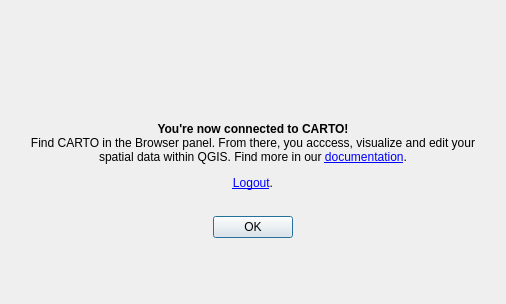
This is carto/gui/authorizationsuccessdialog.ui in anamanvil/carto-qgis-plugin as Qt 5 draws it before an edit. The edited form follows.
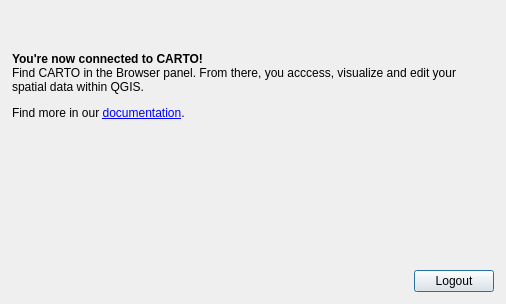
This is the edited form.

What changed in the file:
```diff
--- a/carto/gui/authorizationsuccessdialog.ui
+++ b/carto/gui/authorizationsuccessdialog.ui
@@ -13,7 +13,7 @@
   <property name="windowTitle">
    <string>Authorize CARTO</string>
   </property>
-  <layout class="QGridLayout" name="gridLayout">
+  <layout class="QVBoxLayout" name="verticalLayout">
    <property name="leftMargin">
     <number>0</number>
    </property>
@@ -24,82 +24,81 @@
     <number>0</number>
    </property>
    <property name="bottomMargin">
-    <number>0</number>
-   </property>
-   <item row="2" column="0">
-    <layout class="QVBoxLayout" name="verticalLayout" stretch="0,0,0,0,0,0">
-     <property name="leftMargin">
       <number>12</number>
      </property>
-     <property name="topMargin">
-      <number>12</number>
+   <item>
+    <widget class="QLabel" name="labelLogo">
+     <property name="text">
+      <string/>
      </property>
-     <property name="rightMargin">
-      <number>12</number>
-     </property>
-     <property name="bottomMargin">
-      <number>12</number>
-     </property>
+    </widget>
+   </item>
      <item>
       <spacer name="verticalSpacer_3">
        <property name="orientation">
         <enum>Qt::Vertical</enum>
        </property>
+     <property name="sizeType">
+      <enum>QSizePolicy::Fixed</enum>
+     </property>
        <property name="sizeHint" stdset="0">
         <size>
-         <width>20</width>
-         <height>40</height>
+       <width>479</width>
+       <height>20</height>
         </size>
        </property>
       </spacer>
      </item>
      <item>
-      <widget class="QWidget" name="widgetLogo" native="true">
-       <property name="sizePolicy">
-        <sizepolicy hsizetype="Preferred" vsizetype="Fixed">
-         <horstretch>0</horstretch>
-         <verstretch>0</verstretch>
-        </sizepolicy>
-       </property>
-       <property name="minimumSize">
-        <size>
-         <width>0</width>
-         <height>50</height>
-        </size>
-       </property>
-      </widget>
-     </item>
+    <layout class="QHBoxLayout" name="horizontalLayout_2">
+     <property name="leftMargin">
+      <number>12</number>
+     </property>
+     <property name="topMargin">
+      <number>12</number>
+     </property>
+     <property name="rightMargin">
+      <number>12</number>
+     </property>
+     <property name="bottomMargin">
+      <number>12</number>
+     </property>
      <item>
       <widget class="QLabel" name="labelMain">
        <property name="text">
-        <string>&lt;html&gt;&lt;head/&gt;&lt;body&gt;&lt;p align=&quot;center&quot;&gt;&lt;span style=&quot; font-weight:600;&quot;&gt;You're now connected to CARTO!&lt;/span&gt;&lt;br/&gt;Find CARTO in the Browser panel. From there, you acccess, visualize and edit your spatial data within QGIS. Find more in our &lt;a href=&quot;documentation&quot;&gt;&lt;span style=&quot; text-decoration: underline; color:#0000ff;&quot;&gt;documentation&lt;/span&gt;&lt;/a&gt;.&lt;/p&gt;&lt;p align=&quot;center&quot;&gt;&lt;a href=&quot;logout&quot;&gt;&lt;span style=&quot; text-decoration: underline; color:#0000ff;&quot;&gt;Logout&lt;/span&gt;&lt;/a&gt;.&lt;/p&gt;&lt;/body&gt;&lt;/html&gt;</string>
+        <string>&lt;html&gt;&lt;head/&gt;&lt;body&gt;&lt;p&gt;&lt;span style=&quot; font-weight:600;&quot;&gt;You're now connected to CARTO!&lt;/span&gt;&lt;br/&gt;Find CARTO in the Browser panel. From there, you acccess, visualize and edit your spatial data within QGIS. &lt;/p&gt;&lt;p&gt;Find more in our &lt;a href=&quot;documentation&quot;&gt;&lt;span style=&quot; text-decoration: underline; color:#0000ff;&quot;&gt;documentation&lt;/span&gt;&lt;/a&gt;.&lt;/p&gt;&lt;/body&gt;&lt;/html&gt;</string>
        </property>
        <property name="alignment">
-        <set>Qt::AlignCenter</set>
+        <set>Qt::AlignLeading|Qt::AlignLeft|Qt::AlignVCenter</set>
        </property>
        <property name="wordWrap">
         <bool>true</bool>
        </property>
       </widget>
      </item>
+    </layout>
+   </item>
      <item>
       <spacer name="verticalSpacer_2">
        <property name="orientation">
         <enum>Qt::Vertical</enum>
        </property>
        <property name="sizeType">
-        <enum>QSizePolicy::Fixed</enum>
+      <enum>QSizePolicy::MinimumExpanding</enum>
        </property>
        <property name="sizeHint" stdset="0">
         <size>
          <width>20</width>
-         <height>20</height>
+       <height>94</height>
         </size>
        </property>
       </spacer>
      </item>
      <item>
-      <layout class="QHBoxLayout" name="horizontalLayout" stretch="0,0,0">
+    <layout class="QHBoxLayout" name="horizontalLayout" stretch="0,0">
+     <property name="rightMargin">
+      <number>12</number>
+     </property>
        <item>
         <spacer name="horizontalSpacer">
          <property name="orientation">
@@ -116,37 +115,9 @@
        <item>
         <widget class="QPushButton" name="btnOk">
          <property name="text">
-          <string>OK</string>
-         </property>
-        </widget>
-       </item>
-       <item>
-        <spacer name="horizontalSpacer_2">
-         <property name="orientation">
-          <enum>Qt::Horizontal</enum>
-         </property>
-         <property name="sizeHint" stdset="0">
-          <size>
-           <width>40</width>
-           <height>20</height>
-          </size>
-         </property>
-        </spacer>
-       </item>
-      </layout>
-     </item>
-     <item>
-      <spacer name="verticalSpacer">
-       <property name="orientation">
-        <enum>Qt::Vertical</enum>
-       </property>
-       <property name="sizeHint" stdset="0">
-        <size>
-         <width>20</width>
-         <height>40</height>
-        </size>
-       </property>
-      </spacer>
+        <string>Logout</string>
+       </property>
+      </widget>
      </item>
     </layout>
    </item>
```
Left out of the diff: 2 changed lines with no effect on the pictures. Lines whose indentation alone changed are shown as unchanged.
